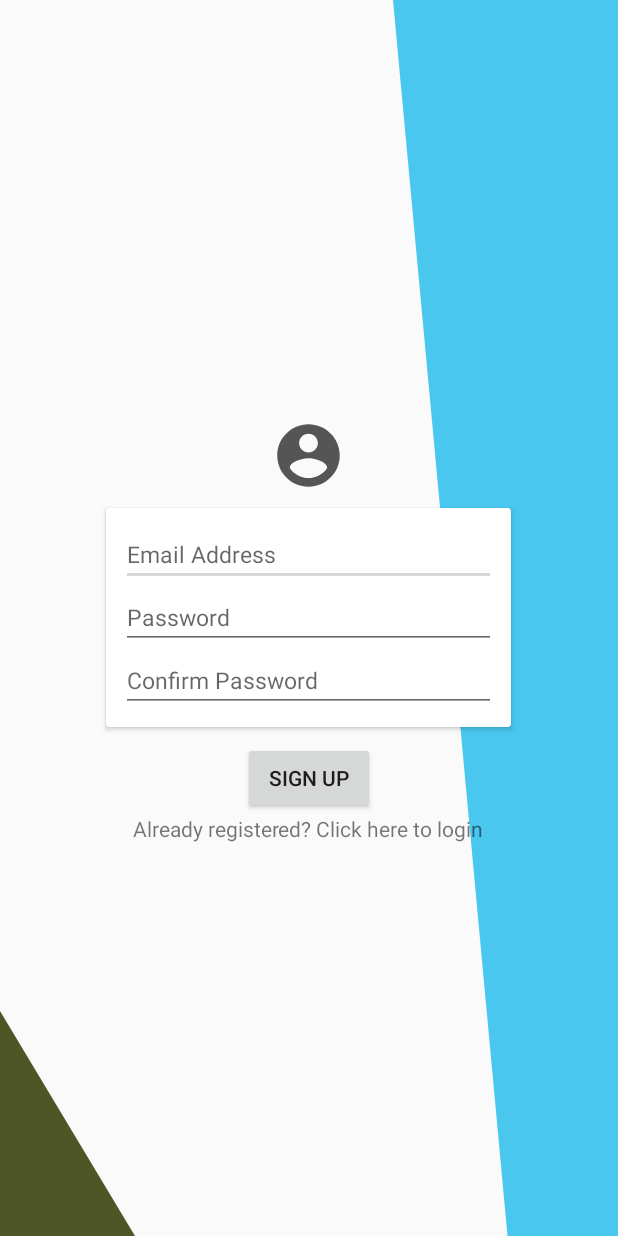
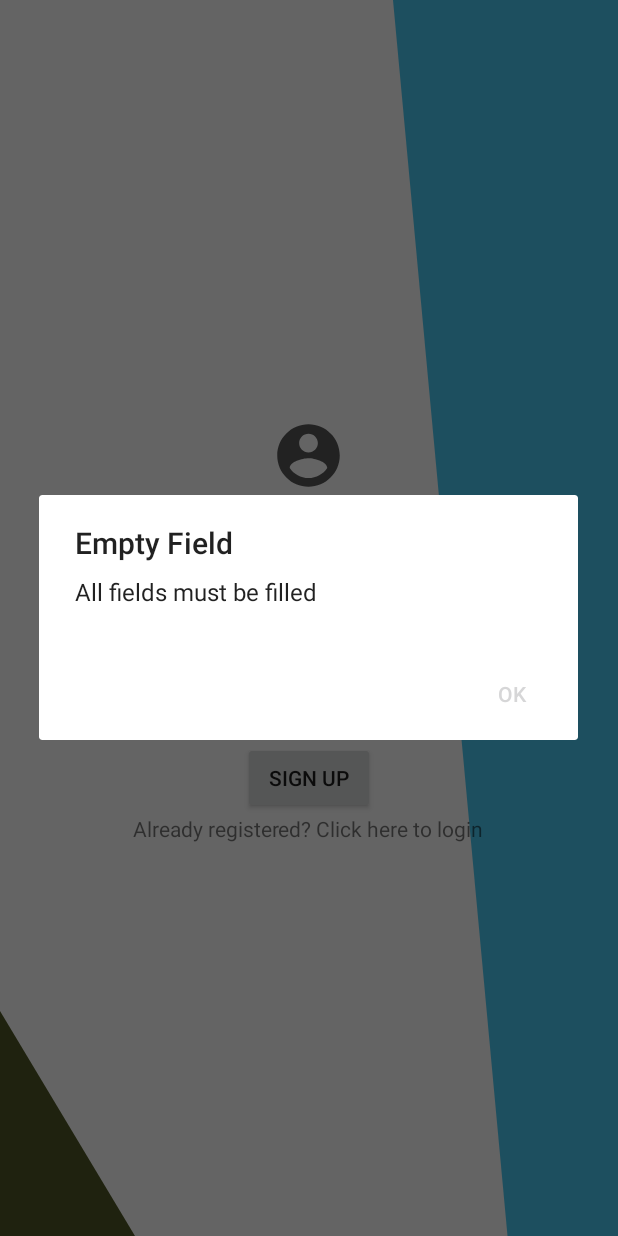
Before and after one commit to PrincessHernandez/TripPlanner_V1, an Android app: the signUp screen opened directly, with no data from a screen before it, after a tap on "SIGN UP", on a phone screen of 412 x 824 dp. Run offline under Robolectric (Android 15) with nearby library versions, the phone set to English and light mode, and no system bars; our stand-ins replace Firebase (no records; nobody signed in at launch, a user with empty details on screens opened directly); network calls fail.

Commit message:
Changes made :+1:
Here are my changes.

```diff
--- a/app/src/main/java/travelers/tripplanner/MainActivity.java
+++ b/app/src/main/java/travelers/tripplanner/MainActivity.java
@@ -21,6 +21,7 @@ import travelers.tripplanner.fragments.Maps;
 import travelers.tripplanner.fragments.Settings;
 import travelers.tripplanner.fragments.history;
 import travelers.tripplanner.fragments.MyLocation;
+import travelers.tripplanner.register.signIn;
 import travelers.tripplanner.register.signUp;
 
 public class MainActivity extends AppCompatActivity
@@ -112,7 +113,7 @@ public class MainActivity extends AppCompatActivity
             startActivity(i);
         }
 
-        DrawerLayout drawer = (DrawerLayout) findViewById(R.id.drawer_layout);
+        DrawerLayout drawer = findViewById(R.id.drawer_layout);
         drawer.closeDrawer(GravityCompat.START);
         return true;
     }
--- a/app/src/main/java/travelers/tripplanner/register/signUp.java
+++ b/app/src/main/java/travelers/tripplanner/register/signUp.java
@@ -1,25 +1,50 @@
 package travelers.tripplanner.register;
 
+import android.app.ProgressDialog;
+import android.content.DialogInterface;
 import android.content.Intent;
+import android.support.annotation.NonNull;
+import android.support.v7.app.AlertDialog;
 import android.support.v7.app.AppCompatActivity;
 import android.os.Bundle;
 import android.view.View;
 import android.widget.Button;
+import android.widget.EditText;
+import android.widget.ProgressBar;
 import android.widget.TextView;
 import android.widget.Toast;
 
+import com.google.android.gms.tasks.OnCompleteListener;
+import com.google.android.gms.tasks.Task;
+import com.google.firebase.auth.AuthResult;
+import com.google.firebase.auth.FirebaseAuth;
+
+import travelers.tripplanner.MainActivity;
 import travelers.tripplanner.R;
 
 public class signUp extends AppCompatActivity implements View.OnClickListener {
     private TextView mTextView;
     private Button mButton;
+    private EditText username, password, confirmPassword;
+    private FirebaseAuth mFirebaseAuth;
+    private ProgressDialog dialog;
+    private AlertDialog.Builder a_builder;
+    private AlertDialog alert;
+
     @Override
     protected void onCreate(Bundle savedInstanceState) {
         super.onCreate(savedInstanceState);
         setContentView(R.layout.activity_sign_up);
 
+        mFirebaseAuth = FirebaseAuth.getInstance();
+
+        dialog = new ProgressDialog(this);
+
         mButton = findViewById(R.id.btn);
         mTextView = findViewById(R.id.tv);
+        username =  findViewById(R.id.ET1);
+        password =  findViewById(R.id.ET2);
+        confirmPassword =  findViewById(R.id.ET3);
 
         mButton.setOnClickListener(this);
         mTextView.setOnClickListener(this);
@@ -31,11 +56,65 @@ public class signUp extends AppCompatActivity implements View.OnClickListener {
 
         switch (id){
             case R.id.btn:
+                if(!checkEmpty()){
+                    if(valid()){
+                        SignUp();
+                    } else{
+                        AlertBox("Wrong Password", "Password did not match, try again!", view);
+                    }
+                } else{
+                    AlertBox("Empty Field", "All fields must be filled", view);
+                }
                 break;
             case R.id.tv:
                 Intent i = new Intent(signUp.this, signIn.class);
                 startActivity(i);
+                overridePendingTransition(R.anim.slide_in_right, R.anim.slide_out_left);
                 break;
         }
     }
+
+    private void SignUp() {
+        dialog = ProgressDialog.show(this, "Please wait!", "Registering user...");
+        mFirebaseAuth.createUserWithEmailAndPassword(username.getText().toString().trim(), password.getText().toString().trim())
+                .addOnCompleteListener(this, new OnCompleteListener<AuthResult>() {
+                    @Override
+                    public void onComplete(@NonNull Task<AuthResult> task) {
+                        if(task.isSuccessful()){
+                            Toast.makeText(signUp.this, "User created", Toast.LENGTH_SHORT).show();
+                            Intent i = new Intent(signUp.this, MainActivity.class);
+                            startActivity(i);
+                            dialog.dismiss();
+                        }else{
+                            Toast.makeText(signUp.this, "fuck off!", Toast.LENGTH_SHORT).show();
+                            dialog.dismiss();
+                        }
+                    }
+                });
+    }
+
+    private void AlertBox(String title, String msg, View view){
+        a_builder = new AlertDialog.Builder(view.getContext());
+        a_builder.setMessage(msg)
+                .setCancelable(false)
+                .setPositiveButton("OK", new DialogInterface.OnClickListener() {
+                    @Override
+                    public void onClick(DialogInterface dialog, int which) {
+                    }
+                });
+        alert = a_builder.create();
+        alert.setTitle(title);
+        alert.show();
+    }
+
+    private boolean checkEmpty() {
+        if(username.getText().toString().equals("")) return true;
+        if(password.getText().toString().equals("")) return true;
+        if(confirmPassword.getText().toString().equals("")) return true;
+        return false;
+    }
+
+    private boolean valid() {
+        return password.getText().toString().equals(confirmPassword.getText().toString());
+    }
 }
--- /dev/null
+++ b/app/src/main/res/anim/slide_in_left.xml
@@ -0,0 +1,6 @@
+<?xml version="1.0" encoding="utf-8"?>
+<set xmlns:android="http://schemas.android.com/apk/res/android"
+    android:shareInterpolator="false" >
+    <translate android:duration="1000" android:fromXDelta="-100%" android:toXDelta="0%"/>
+    <alpha android:duration="1000" android:fromAlpha="0.0" android:toAlpha="1.0" />
+</set>
--- /dev/null
+++ b/app/src/main/res/anim/slide_in_right.xml
@@ -0,0 +1,6 @@
+<?xml version="1.0" encoding="utf-8"?>
+<set xmlns:android="http://schemas.android.com/apk/res/android"
+    android:shareInterpolator="false" >
+    <translate android:duration="1000" android:fromXDelta="100%" android:toXDelta="0%" />
+    <alpha android:duration="1000" android:fromAlpha="0.0" android:toAlpha="1.0" />
+</set>
--- /dev/null
+++ b/app/src/main/res/anim/slide_out_left.xml
@@ -0,0 +1,6 @@
+<?xml version="1.0" encoding="utf-8"?>
+<set xmlns:android="http://schemas.android.com/apk/res/android"
+    android:shareInterpolator="false" >
+    <translate android:duration="1000" android:fromXDelta="0%" android:toXDelta="-100%"/>
+    <alpha android:duration="1000" android:fromAlpha="1.0" android:toAlpha="0.0" />
+</set>
--- /dev/null
+++ b/app/src/main/res/anim/slide_out_righ.xml
@@ -0,0 +1,6 @@
+<?xml version="1.0" encoding="utf-8"?>
+<set xmlns:android="http://schemas.android.com/apk/res/android"
+    android:shareInterpolator="false" >
+    <translate android:duration="1000" android:fromXDelta="0%" android:toXDelta="100%"/>
+    <alpha android:duration="1000" android:fromAlpha="1.0" android:toAlpha="0.0" />
+</set>
--- a/app/src/main/res/layout/activity_sign_in.xml
+++ b/app/src/main/res/layout/activity_sign_in.xml
@@ -72,6 +72,7 @@
         android:layout_marginTop="10dp"/>
 
     <TextView
+        android:id="@+id/tv"
         android:layout_width="wrap_content"
         android:layout_height="wrap_content"
         android:text="Not registered yet? Click here to sign up"
--- a/app/src/main/res/layout/activity_sign_up.xml
+++ b/app/src/main/res/layout/activity_sign_up.xml
@@ -49,7 +49,8 @@
                 android:layout_width="250sp"
                 android:layout_height="wrap_content"
                 android:hint="Email Address"
-                android:textSize="15sp"/>
+                android:textSize="15sp"
+                android:inputType="textEmailAddress"/>
 
             <EditText
                 android:id="@+id/ET2"
@@ -57,7 +58,8 @@
                 android:layout_height="wrap_content"
                 android:layout_below="@+id/ET1"
                 android:hint="Password"
-                android:textSize="15sp"/>
+                android:textSize="15sp"
+                android:inputType="textPassword"/>
 
             <EditText
                 android:id="@+id/ET3"
@@ -65,7 +67,8 @@
                 android:layout_height="wrap_content"
                 android:layout_below="@+id/ET2"
                 android:hint="Confirm Password"
-                android:textSize="15sp"/>
+                android:textSize="15sp"
+                android:inputType="textPassword"/>
         </RelativeLayout>
 
     </android.support.v7.widget.CardView>
@@ -87,4 +90,5 @@
         android:layout_centerHorizontal="true"
         android:layout_below="@+id/btn"
         android:clickable="true"/>
+
 </RelativeLayout>
```
Also changed, not shown: app/src/main/java/travelers/tripplanner/register/signIn.java (+28 -2 lines), app/gradle/wrapper/gradle-wrapper.properties (deleted), 224 other files.
